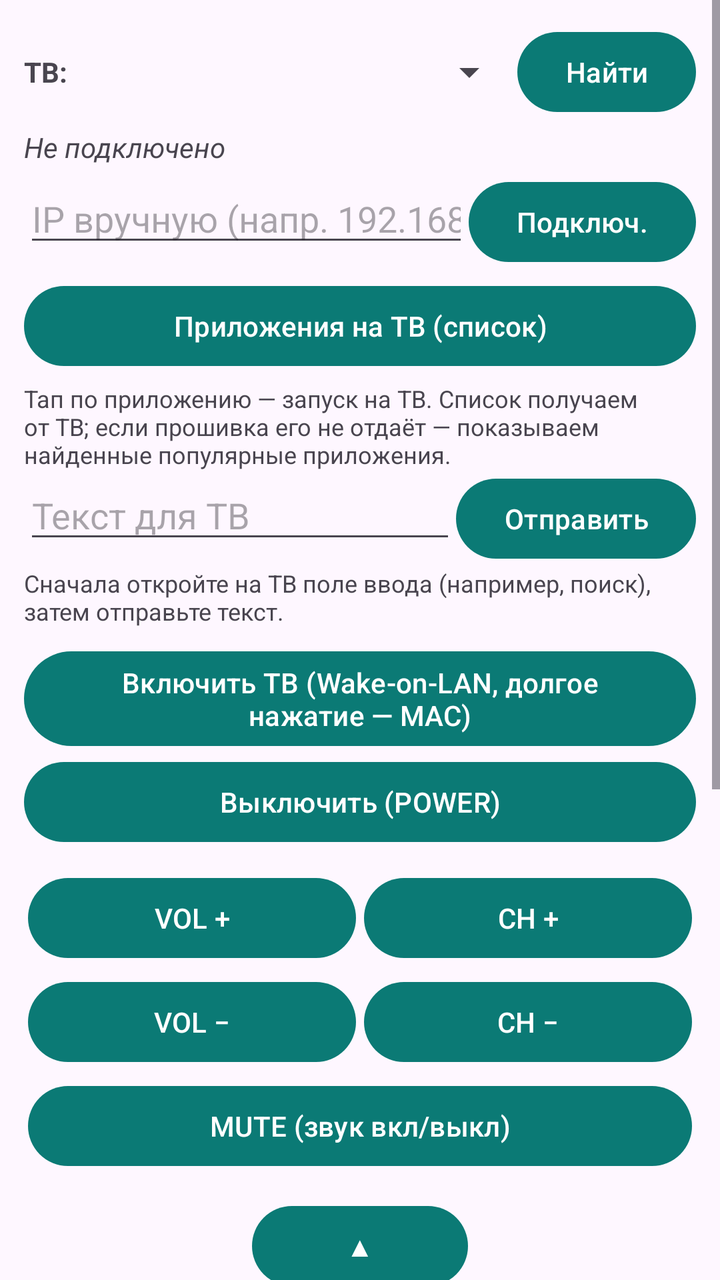
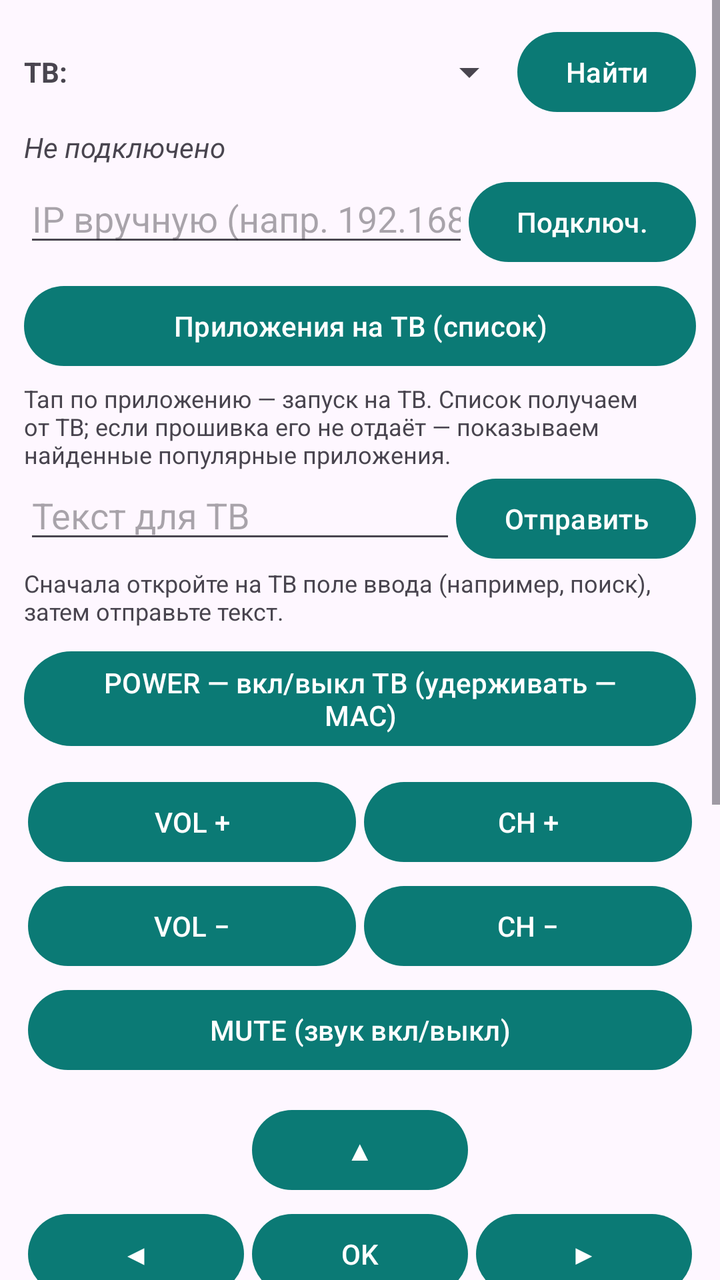

Screens rendered from an Android XML layout before and after an edit, with the pre-edit source and the edit as a unified diff.
<!-- AndroidManifest.xml: application theme Theme.TizenPult -->
<!-- res/layout/activity_main.xml -->
<?xml version="1.0" encoding="utf-8"?>
<ScrollView xmlns:android="http://schemas.android.com/apk/res/android"
    android:layout_width="match_parent"
    android:layout_height="match_parent"
    android:fillViewport="true">

    <LinearLayout
        android:layout_width="match_parent"
        android:layout_height="wrap_content"
        android:orientation="vertical"
        android:padding="12dp">

        
        <LinearLayout
            android:layout_width="match_parent"
            android:layout_height="wrap_content"
            android:gravity="center_vertical"
            android:orientation="horizontal">

            <TextView
                android:layout_width="wrap_content"
                android:layout_height="wrap_content"
                android:paddingEnd="6dp"
                android:text="ТВ:"
                android:textStyle="bold" />

            <Spinner
                android:id="@+id/tvSpinner"
                android:layout_width="0dp"
                android:layout_height="wrap_content"
                android:layout_weight="1" />

            <Button
                android:id="@+id/btnFind"
                android:layout_width="wrap_content"
                android:layout_height="wrap_content"
                android:text="Найти" />
        </LinearLayout>

        <TextView
            android:id="@+id/statusView"
            android:layout_width="match_parent"
            android:layout_height="wrap_content"
            android:paddingTop="4dp"
            android:paddingBottom="4dp"
            android:text="Не подключено"
            android:textStyle="italic" />

        
        <LinearLayout
            android:layout_width="match_parent"
            android:layout_height="wrap_content"
            android:orientation="horizontal">

            <EditText
                android:id="@+id/ipInput"
                android:layout_width="0dp"
                android:layout_height="wrap_content"
                android:layout_weight="1"
                android:hint="IP вручную (напр. 192.168.1.225)"
                android:inputType="text"
                android:maxLines="1" />

            <Button
                android:id="@+id/btnConnect"
                android:layout_width="wrap_content"
                android:layout_height="wrap_content"
                android:text="Подключ." />
        </LinearLayout>

        
        <Button
            android:id="@+id/btnApps"
            android:layout_width="match_parent"
            android:layout_height="wrap_content"
            android:layout_marginTop="4dp"
            android:text="Приложения на ТВ (список)" />

        <TextView
            android:layout_width="match_parent"
            android:layout_height="wrap_content"
            android:paddingTop="4dp"
            android:text="Тап по приложению — запуск на ТВ. Список получаем от ТВ; если прошивка его не отдаёт — показываем найденные популярные приложения."
            android:textSize="12sp" />

        
        <LinearLayout
            android:layout_width="match_parent"
            android:layout_height="wrap_content"
            android:orientation="horizontal">

            <EditText
                android:id="@+id/textInput"
                android:layout_width="0dp"
                android:layout_height="wrap_content"
                android:layout_weight="1"
                android:hint="Текст для ТВ"
                android:inputType="text"
                android:maxLines="1" />

            <Button
                android:id="@+id/btnSendText"
                android:layout_width="wrap_content"
                android:layout_height="wrap_content"
                android:text="Отправить" />
        </LinearLayout>

        <TextView
            android:layout_width="match_parent"
            android:layout_height="wrap_content"
            android:text="Сначала откройте на ТВ поле ввода (например, поиск), затем отправьте текст."
            android:textSize="12sp" />

        
        <Button
            android:id="@+id/btnPowerOn"
            android:layout_width="match_parent"
            android:layout_height="wrap_content"
            android:layout_marginTop="8dp"
            android:text="Включить ТВ (Wake-on-LAN, долгое нажатие — MAC)" />

        <Button
            android:layout_width="match_parent"
            android:layout_height="wrap_content"
            android:onClick="onKeyClick"
            android:tag="KEY_POWEROFF"
            android:text="Выключить (POWER)" />

        
        <TableLayout
            android:layout_width="match_parent"
            android:layout_height="wrap_content"
            android:layout_marginTop="8dp">

            <TableRow android:weightSum="2">
                <Button
                    android:layout_width="match_parent"
                    android:layout_height="wrap_content"
                    android:layout_weight="1"
                    android:layout_margin="2dp"
                    android:onClick="onKeyClick"
                    android:tag="KEY_VOLUP"
                    android:text="VOL +" />
                <Button
                    android:layout_width="match_parent"
                    android:layout_height="wrap_content"
                    android:layout_weight="1"
                    android:layout_margin="2dp"
                    android:onClick="onKeyClick"
                    android:tag="KEY_CHUP"
                    android:text="CH +" />
            </TableRow>

            <TableRow android:weightSum="2">
                <Button
                    android:layout_width="match_parent"
                    android:layout_height="wrap_content"
                    android:layout_weight="1"
                    android:layout_margin="2dp"
                    android:onClick="onKeyClick"
                    android:tag="KEY_VOLDOWN"
                    android:text="VOL −" />
                <Button
                    android:layout_width="match_parent"
                    android:layout_height="wrap_content"
                    android:layout_weight="1"
                    android:layout_margin="2dp"
                    android:onClick="onKeyClick"
                    android:tag="KEY_CHDOWN"
                    android:text="CH −" />
            </TableRow>
        </TableLayout>

        <Button
            android:layout_width="match_parent"
            android:layout_height="wrap_content"
            android:layout_margin="2dp"
            android:onClick="onKeyClick"
            android:tag="KEY_MUTE"
            android:text="MUTE (звук вкл/выкл)" />

        
        <TableLayout
            android:layout_width="match_parent"
            android:layout_height="wrap_content"
            android:layout_marginTop="8dp">

            <TableRow android:weightSum="3">
                <Space android:layout_weight="1" />
                <Button
                    android:layout_width="match_parent"
                    android:layout_height="wrap_content"
                    android:layout_weight="1"
                    android:layout_margin="2dp"
                    android:onClick="onKeyClick"
                    android:tag="KEY_UP"
                    android:text="▲" />
                <Space android:layout_weight="1" />
            </TableRow>

            <TableRow android:weightSum="3">
                <Button
                    android:layout_width="match_parent"
                    android:layout_height="wrap_content"
                    android:layout_weight="1"
                    android:layout_margin="2dp"
                    android:onClick="onKeyClick"
                    android:tag="KEY_LEFT"
                    android:text="◀" />
                <Button
                    android:layout_width="match_parent"
                    android:layout_height="wrap_content"
                    android:layout_weight="1"
                    android:layout_margin="2dp"
                    android:onClick="onKeyClick"
                    android:tag="KEY_ENTER"
                    android:text="OK" />
                <Button
                    android:layout_width="match_parent"
                    android:layout_height="wrap_content"
                    android:layout_weight="1"
                    android:layout_margin="2dp"
                    android:onClick="onKeyClick"
                    android:tag="KEY_RIGHT"
                    android:text="▶" />
            </TableRow>

            <TableRow android:weightSum="3">
                <Space android:layout_weight="1" />
                <Button
                    android:layout_width="match_parent"
                    android:layout_height="wrap_content"
                    android:layout_weight="1"
                    android:layout_margin="2dp"
                    android:onClick="onKeyClick"
                    android:tag="KEY_DOWN"
                    android:text="▼" />
                <Space android:layout_weight="1" />
            </TableRow>
        </TableLayout>

        
        <TableLayout
            android:layout_width="match_parent"
            android:layout_height="wrap_content"
            android:layout_marginTop="8dp">

            <TableRow android:weightSum="3">
                <Button
                    android:layout_width="match_parent"
                    android:layout_height="wrap_content"
                    android:layout_weight="1"
                    android:layout_margin="2dp"
                    android:onClick="onKeyClick"
                    android:tag="KEY_HOME"
                    android:text="HOME" />
                <Button
                    android:layout_width="match_parent"
                    android:layout_height="wrap_content"
                    android:layout_weight="1"
                    android:layout_margin="2dp"
                    android:onClick="onKeyClick"
                    android:tag="KEY_RETURN"
                    android:text="Назад" />
                <Button
                    android:layout_width="match_parent"
                    android:layout_height="wrap_content"
                    android:layout_weight="1"
                    android:layout_margin="2dp"
                    android:onClick="onKeyClick"
                    android:tag="KEY_EXIT"
                    android:text="Exit" />
            </TableRow>

            <TableRow android:weightSum="3">
                <Button
                    android:layout_width="match_parent"
                    android:layout_height="wrap_content"
                    android:layout_weight="1"
                    android:layout_margin="2dp"
                    android:onClick="onKeyClick"
                    android:tag="KEY_HDMI_1"
                    android:text="HDMI 1" />
                <Button
                    android:layout_width="match_parent"
                    android:layout_height="wrap_content"
                    android:layout_weight="1"
                    android:layout_margin="2dp"
                    android:onClick="onKeyClick"
                    android:tag="KEY_HDMI_2"
                    android:text="HDMI 2" />
                <Button
                    android:layout_width="match_parent"
                    android:layout_height="wrap_content"
                    android:layout_weight="1"
                    android:layout_margin="2dp"
                    android:onClick="onKeyClick"
                    android:tag="KEY_HDMI_3"
                    android:text="HDMI 3" />
            </TableRow>
        </TableLayout>

        <TextView
            android:layout_width="match_parent"
            android:layout_height="wrap_content"
            android:paddingTop="8dp"
            android:text="Первое подключение: ТВ покажет запрос — нажмите «Разрешить» на экране ТВ."
            android:textSize="12sp" />

        
        <Button
            android:id="@+id/btnLog"
            android:layout_width="match_parent"
            android:layout_height="wrap_content"
            android:layout_marginTop="4dp"
            android:text="Журнал связи с ТВ (лог)" />

        
        <Button
            android:id="@+id/btnUpdate"
            android:layout_width="match_parent"
            android:layout_height="wrap_content"
            android:layout_marginTop="4dp"
            android:text="Проверить обновления приложения" />

        <TextView
            android:id="@+id/versionView"
            android:layout_width="match_parent"
            android:layout_height="wrap_content"
            android:gravity="center"
            android:paddingTop="2dp"
            android:text="Версия 2.1"
            android:textSize="12sp" />

    </LinearLayout>
</ScrollView>
<!-- resources referenced by this layout -->
<resources>
  <style name="Theme.TizenPult" parent="Theme.Material3.DayNight">
          <item name="colorPrimary">@color/primary</item>
      </style>
  <color name="primary">#0B7A75</color>
</resources>

<!-- the commit's change to res/layout/activity_main.xml (unified diff, before → after) -->
@@ -117,14 +117,7 @@
             android:layout_width="match_parent"
             android:layout_height="wrap_content"
             android:layout_marginTop="8dp"
-            android:text="Включить ТВ (Wake-on-LAN, долгое нажатие — MAC)" />
-
-        <Button
-            android:layout_width="match_parent"
-            android:layout_height="wrap_content"
-            android:onClick="onKeyClick"
-            android:tag="KEY_POWEROFF"
-            android:text="Выключить (POWER)" />
+            android:text="POWER — вкл/выкл ТВ (удерживать — MAC)" />
 
         
         <TableLayout
@@ -304,7 +297,7 @@
             android:layout_width="match_parent"
             android:layout_height="wrap_content"
             android:paddingTop="8dp"
-            android:text="Первое подключение: ТВ покажет запрос — нажмите «Разрешить» на экране ТВ."
+            android:text="Первое подключение: ТВ покажет запрос — нажмите «Разрешить» на экране ТВ. Старые ТВ (2011–2015) подключаются через порт 55000 — на ТВ может появиться окно подтверждения."
             android:textSize="12sp" />
 
         
@@ -329,7 +322,7 @@
             android:layout_height="wrap_content"
             android:gravity="center"
             android:paddingTop="2dp"
-            android:text="Версия 2.1"
+            android:text="Версия 2.2"
             android:textSize="12sp" />
 
     </LinearLayout>
